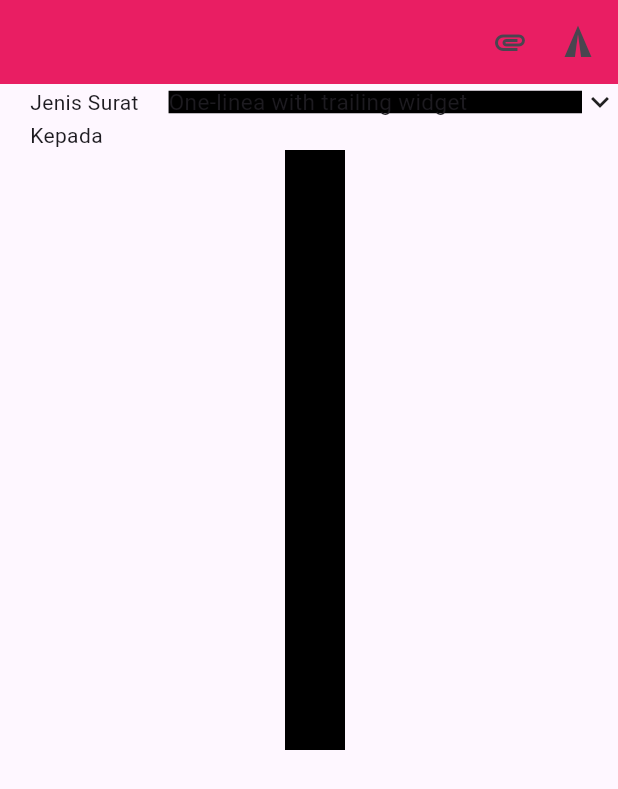
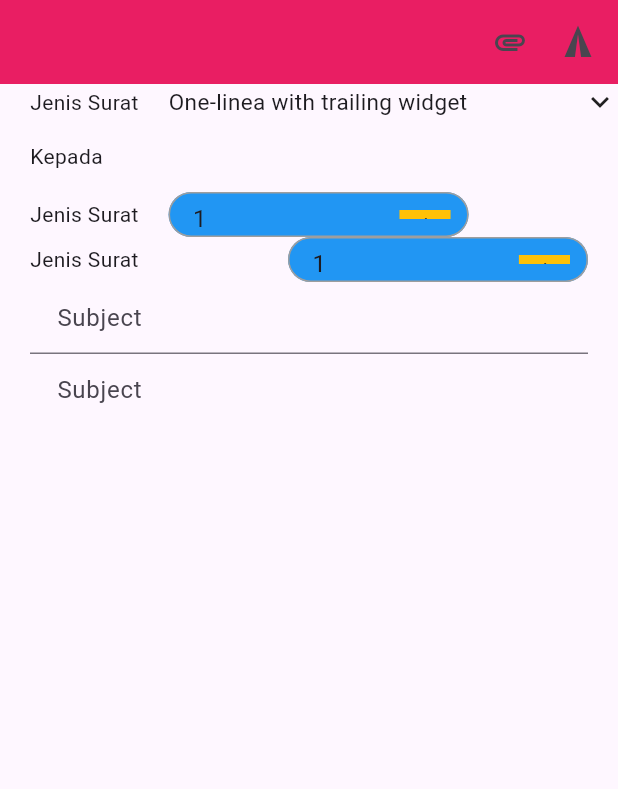
Before and after one commit to Christian-Tiovanto/FE-FlutterProject, a Flutter app: the screen it shows after launch, on a phone screen of 412 x 824 dp. Shown: the top 789 px of the screen. Run offline on Flutter 3.47's test engine with Material 3 defaults, Android fonts, the phone set to English and light mode, and no system bars.

Commit message:
fix&Refactor(searchUserWidget): fix bug where searchUserWidget wont showed up, refactoring the widget structure to a folder

```diff
--- a/project/lib/tian/PengajuanSurat.dart
+++ b/project/lib/tian/PengajuanSurat.dart
@@ -1,8 +1,11 @@
 // ignore: file_names
 import 'package:flutter/material.dart';
+import 'package:flutter/widgets.dart';
 import 'package:project/tian/PengajuanSuratWidget/containerKolomPengajuanWidget.dart';
+import 'package:project/tian/PengajuanSuratWidget/dropDownMenuWidget.dart';
 import 'package:project/tian/PengajuanSuratWidget/pengajuanAppBarWidget.dart';
 import 'package:project/tian/PengajuanSuratWidget/searchUserWidget.dart';
+import 'package:project/tian/PengajuanSuratWidget/textFieldWidget.dart';
 
 const List<String> list = <String>['One', 'Two', 'Three', 'Four'];
 
@@ -14,28 +17,85 @@ class PengajuanSurat extends StatefulWidget {
 }
 
 class _PengajuanSuratState extends State<PengajuanSurat> {
+  bool _visible = false;
+  final List<Map<String, dynamic>> _allUsers = [
+    {"id": 1, "name": "Andy", "age": 29},
+    {"id": 2, "name": "Aragon", "age": 40},
+    {"id": 3, "name": "Bob", "age": 5},
+    {"id": 4, "name": "Barbara", "age": 35},
+    {"id": 5, "name": "Candy", "age": 21},
+    {"id": 6, "name": "Colin", "age": 55},
+    {"id": 7, "name": "Audra", "age": 30},
+    {"id": 8, "name": "Banana", "age": 14},
+    {"id": 9, "name": "Caversky", "age": 100},
+    {"id": 10, "name": "Becky", "age": 32},
+  ];
+
+  // This list holds the data for the list view
+  List<Map<String, dynamic>> _foundUsers = [];
+  @override
+  initState() {
+    _foundUsers = _allUsers;
+    super.initState();
+  }
+
+  // This function is called whenever the text field changes
+  void _runFilter(String enteredKeyword) {
+    final regexp = r'^' '$enteredKeyword.*';
+    RegExp exp = RegExp(regexp);
+    bool callback(String text) {
+      if (exp.firstMatch(text.toLowerCase()) is RegExpMatch) {
+        return true;
+      } else {
+        return false;
+      }
+    }
+
+    List<Map<String, dynamic>> results = [];
+    if (enteredKeyword.isEmpty) {
+      // if the search field is empty or only contains white-space, we'll display all users
+      results = _allUsers;
+    } else {
+      results = _allUsers.where((user) => callback(user["name"])).toList();
+      _foundUsers = results;
+      print(_foundUsers);
+    }
+  }
+
   @override
   Widget build(BuildContext context) {
     return MaterialApp(
       home: Scaffold(
         appBar: const PengajuanSuratAppBarWidget(),
-        body: Expanded(
-          child: ListView(
+        body: ListView(
           shrinkWrap: true,
-            children: const [
+          children: [
             ContainerKolomPengajuanSuratWidget(
               firstPart: Text("Jenis Surat"),
               secondPart: Text('One-linea with trailing widget',
                   style: TextStyle(height: 1, fontSize: 15)),
               thirdPart: Icon(Icons.keyboard_arrow_down_outlined),
+              containerPadding:
+                  PaddingLeftAndRight(leftPadding: 20, rightPadding: 20),
             ),
+            Container(
+              child: Row(
+                children: [
                   Expanded(
-                child: ContainerKolomPengajuanSuratWidget(
-                  firstPart: Expanded(child: SearchUserWidget()),
+                    child: Container(
+                      width: double.infinity,
+                      child: Container(
+                        width: MediaQuery.of(context).size.width,
+                        padding: const EdgeInsets.symmetric(horizontal: 20),
+                        child: Container(
+                            width: double.infinity, child: SearchUserWidget()),
+                      ),
+                    ),
+                  )
+                ],
               ),
             ),
           ],
-          ),
         ),
       ),
       debugShowCheckedModeBanner: false,
--- a/project/lib/tian/PengajuanSuratWidget/containerKolomPengajuanWidget.dart
+++ b/project/lib/tian/PengajuanSuratWidget/containerKolomPengajuanWidget.dart
@@ -1,20 +1,33 @@
 import "package:flutter/material.dart";
+
+class PaddingLeftAndRight {
+  final double leftPadding;
+  final double rightPadding;
+
+  PaddingLeftAndRight({required this.leftPadding, required this.rightPadding});
+}
 
 class ContainerKolomPengajuanSuratWidget extends StatelessWidget {
   final Widget? firstPart;
   final Widget? secondPart;
   final Widget? thirdPart;
+  final PaddingLeftAndRight containerPadding;
   const ContainerKolomPengajuanSuratWidget(
-      {super.key, this.firstPart, this.secondPart, this.thirdPart});
+      {super.key,
+      this.firstPart,
+      this.secondPart,
+      this.thirdPart,
+      required this.containerPadding});
 
   @override
   Widget build(BuildContext context) {
-    return
-        // color: Colors.black,
-        Row(
+    return Row(
       children: [
         Container(
-          padding: const EdgeInsets.only(left: 20, right: 20),
+          child: Padding(
+            padding: EdgeInsets.only(
+                left: containerPadding.leftPadding,
+                right: containerPadding.rightPadding),
             child: firstPart ??
                 Container(
                   color: Colors.black,
@@ -22,10 +35,10 @@ class ContainerKolomPengajuanSuratWidget extends StatelessWidget {
                   height: 50,
                 ),
           ),
+        ),
         Expanded(
           flex: 3,
           child: Container(
-            color: Colors.black,
             child: secondPart ??
                 const SizedBox(
                   width: 0,
--- a/project/lib/tian/PengajuanSuratWidget/dropDownMenuWidget.dart
+++ b/project/lib/tian/PengajuanSuratWidget/dropDownMenuWidget.dart
@@ -27,9 +27,13 @@ class _DropdownMenuExampleState extends State<DropdownMenuExample> {
 
     return Container(
       // height: 5,
-      color: Colors.black,
+      // color: Colors.black,
       child: DropdownMenu<String>(
         width: 200,
+        trailingIcon: Container(
+          color: Colors.amber,
+          child: Text("anjay"),
+        ),
         textStyle: const TextStyle(height: 1),
         inputDecorationTheme: InputDecorationTheme(
           fillColor: Colors.blue,
--- a/project/lib/tian/PengajuanSuratWidget/searchUserWidget.dart
+++ b/project/lib/tian/PengajuanSuratWidget/searchUserWidget.dart
@@ -1,4 +1,7 @@
 import 'package:flutter/material.dart';
+import 'package:project/tian/PengajuanSuratWidget/containerKolomPengajuanWidget.dart';
+import 'package:project/tian/PengajuanSuratWidget/dropDownMenuWidget.dart';
+import 'package:project/tian/PengajuanSuratWidget/textFieldWidget.dart';
 
 class SearchUserWidget extends StatefulWidget {
   const SearchUserWidget({super.key});
@@ -55,11 +58,9 @@ class _SearchUserWidgetState extends State<SearchUserWidget> {
 
   @override
   Widget build(BuildContext context) {
-    return Column(children: [
-      Container(
-        height: 20,
-        width: 380,
-        child: TextFormField(
+    return Column(
+      children: [
+        TextFormField(
           onChanged: (value) => {
             _runFilter(value),
             setState(() {
@@ -73,58 +74,54 @@ class _SearchUserWidgetState extends State<SearchUserWidget> {
           decoration: const InputDecoration(
               icon: Text("Kepada   "), border: InputBorder.none),
         ),
+        Container(
+          child: Visibility(
+            replacement: Column(
+              children: [
+                ContainerKolomPengajuanSuratWidget(
+                  firstPart: Text("Jenis Surat"),
+                  secondPart: DropdownMenuExample(
+                    listData: ['1', '2', '3'],
                   ),
-      SizedBox(
-        height: 400,
-        child: Visibility(
-          replacement: Container(
-            height: 40,
-            width: 40,
-            color: Colors.black,
-          )
-          // Column(
-          //   children: [
-          //     SizedBox(
-          //       width: double.infinity,
-          //       child: SizedBox(
-          //         width: double.infinity,
-          //         child: ContainerKolomPengajuanSuratWidget(
-          //           firstPart: Text("Jenis Surat"),
-          //           secondPart: DropdownMenuExample(
-          //             listData: ['1', '2', '3'],
-          //           ),
-          //         ),
-          //       ),
-          //     ),
-          //     ContainerKolomPengajuanSuratWidget(
-          //       firstPart: Text("Jenis Surat"),
-          //       secondPart: DropdownMenuExample(
-          //         listData: ['1', '2', '3'],
-          //       ),
-          //     ),
-          //     TextFieldExample(
-          //       isBorder: true,
-          //     ),
-          //     TextFieldExample(
-          //       isBorder: false,
-          //     ),
-          //   ],
-          // ),
-          ,
+                  containerPadding:
+                      PaddingLeftAndRight(leftPadding: 0, rightPadding: 20),
+                ),
+                ContainerKolomPengajuanSuratWidget(
+                  firstPart: Text("Jenis Surat"),
+                  thirdPart: DropdownMenuExample(
+                    listData: ['1', '2', '3'],
+                  ),
+                  containerPadding:
+                      PaddingLeftAndRight(leftPadding: 0, rightPadding: 20),
+                ),
+                Container(
+                  width: MediaQuery.of(context).size.width,
+                  child: TextFieldExample(
+                    isBorder: true,
+                  ),
+                ),
+                TextFieldExample(
+                  isBorder: false,
+                ),
+              ],
+            ),
             visible: _visible,
             child: _foundUsers.isNotEmpty
-              ? ListView.builder(
+                ? Expanded(
+                    child: ListView.builder(
                         itemCount: _foundUsers.length,
                         shrinkWrap: true,
                         itemBuilder: (context, index) {
                           return Text("anjay");
-                  })
+                        }),
+                  )
                 : const Text(
                     'No results found',
                     style: TextStyle(fontSize: 24),
                   ),
           ),
         ),
-    ]);
+      ],
+    );
   }
 }
```
Lines whose indentation alone changed are shown as unchanged.
